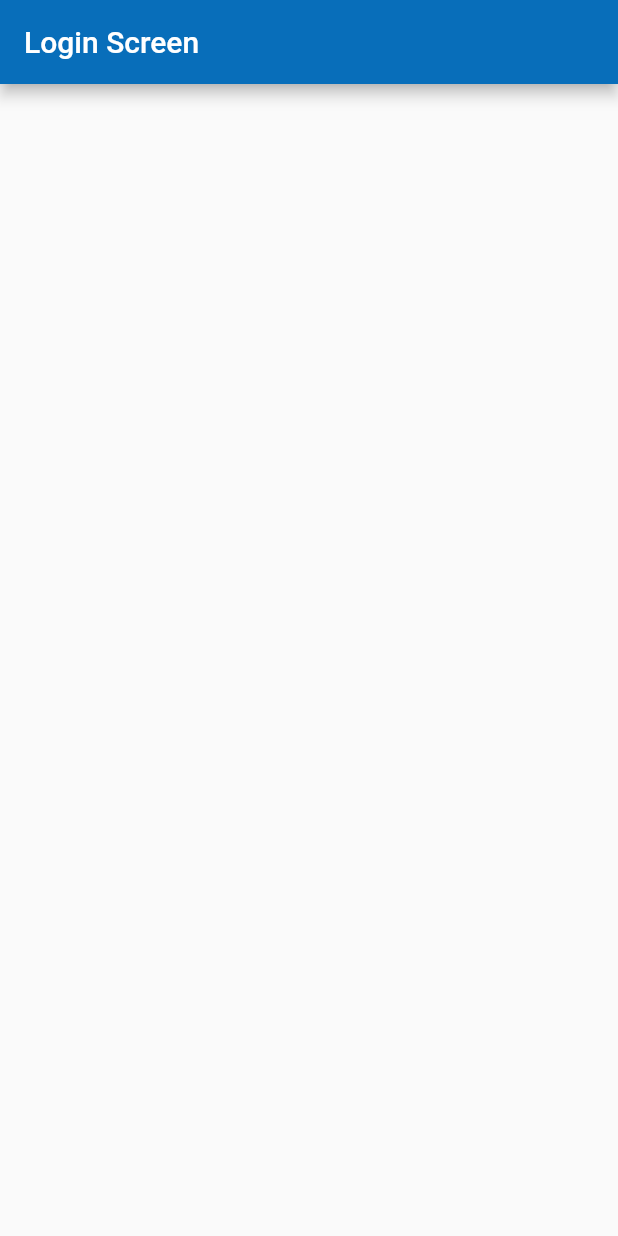
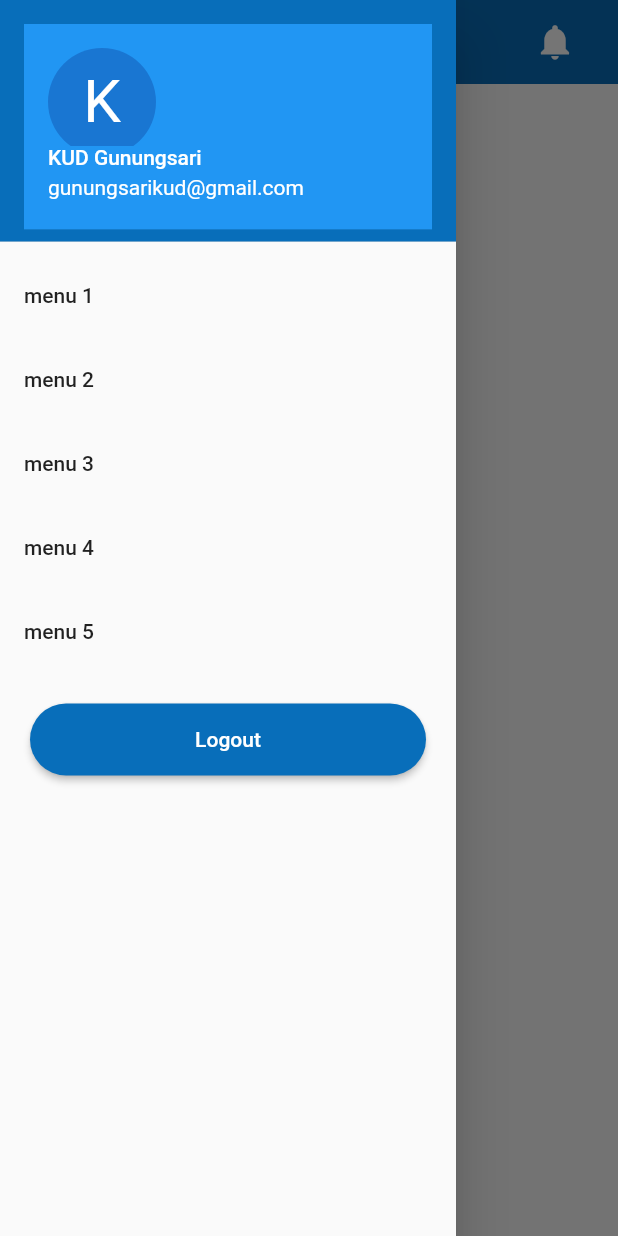
Before and after one commit to 23Pstars/tani-commodity, a Flutter app: the screen it shows after launch, with the side drawer open (before the commit the screen has no drawer), on a phone screen of 412 x 824 dp. Run offline on Flutter 3.47's test engine with Material 2 defaults, Android fonts, the phone set to English and light mode, and no system bars.

Commit message:
reusable

```diff
--- a/lib/src/app.dart
+++ b/lib/src/app.dart
@@ -12,6 +12,7 @@ class _AppState extends State<App> {
   Widget build(BuildContext context) {
     return new MaterialApp(
       title: 'Tani Commodity',
+      debugShowCheckedModeBanner: false,
       theme: ThemeData(
         // Write all theme styles here
         primaryColor: Color(0xff086eba),
@@ -30,7 +31,7 @@ class _AppState extends State<App> {
       ),
       initialRoute: '/',
       routes: <String, WidgetBuilder>{
-        '/': (context) => LoginScreen(),
+        '/': (context) => HomeScreen(),
         '/home': (context) => HomeScreen()
       },
     );
--- /dev/null
+++ b/lib/src/reusable/leftdrawer.dart
@@ -0,0 +1,96 @@
+import 'package:flutter/material.dart';
+
+class LeftDrawer extends StatefulWidget{
+
+  @override
+  _LeftDrawerState createState() => _LeftDrawerState();
+}
+
+class _LeftDrawerState extends State<LeftDrawer>{
+
+  String _username;
+  String _useremail;
+  List<String> _menuDrawer;
+
+  @override
+  initState(){
+    _username = 'KUD Gunungsari';
+    _useremail = 'gunungsarikud@gmail.com';
+    _menuDrawer = List<String>();
+    _menuDrawer = ['menu 1', 'menu 2', 'menu 3', 'menu 4', 'menu 5'];
+    super.initState();
+  }
+
+  @override
+  dispose(){
+    super.dispose();
+  }
+
+  String _getInitial(String text){
+    return text.substring(0,1);
+  }
+
+  Widget userSection(BuildContext context){
+    return DrawerHeader(
+      decoration: BoxDecoration(
+          color: Theme.of(context).primaryColor
+      ),
+      child: UserAccountsDrawerHeader(
+        accountName: Text(_username),
+        accountEmail: Text(_useremail),
+        margin: EdgeInsets.only(bottom: 0.0),
+        currentAccountPicture: CircleAvatar(
+          child: Text(
+            this._getInitial(_username),
+            style: TextStyle(fontSize: 40.0),
+          ),
+        ),
+      ),
+    );
+  }
+
+  List<Widget> menuList(){
+    List<Widget> menuList = [];
+    for(String t in _menuDrawer){
+      menuList.add(ListTile(
+        title: Text(t),
+        onTap: (){ print('accessing menu $t'); },
+      ));
+    }
+    return menuList;
+  }
+
+  Widget logoutButton(){
+    return Container(
+      padding: EdgeInsets.only(left: 20, right: 20, top: 20),
+      child: RaisedButton(
+        padding: EdgeInsets.all(16.0),
+        onPressed: (){
+          print('logout');
+        },
+        color: Theme.of(context).primaryColor,
+        textColor: Colors.white,
+        child: Text('Logout'),
+        shape: new RoundedRectangleBorder(
+            borderRadius: new BorderRadius.circular(30.0)
+        ),
+      ),
+    );
+  }
+
+  @override
+  Widget build(BuildContext context) {
+    List<Widget> drawerMenuList = [];
+    drawerMenuList..addAll([userSection(context)])
+      ..addAll(menuList())
+      ..addAll([logoutButton()])
+    ;
+
+    return Drawer(
+      child: ListView(
+        padding: EdgeInsets.zero,
+        children: drawerMenuList,
+      ),
+    );
+  }
+}
--- a/lib/src/screens/home/home_screen.dart
+++ b/lib/src/screens/home/home_screen.dart
@@ -1,13 +1,25 @@
 import 'package:flutter/material.dart';
+import 'package:tani_commodity/src/reusable/leftdrawer.dart';
+import 'package:tani_commodity/src/reusable/appbar.dart';
 
-class HomeScreen extends StatelessWidget {
+class HomeScreen extends StatefulWidget{
+  @override
+  _HomeScreenState createState() => _HomeScreenState();
+}
+
+class _HomeScreenState extends State<HomeScreen> {
   @override
   Widget build(BuildContext context) {
     return Scaffold(
-      appBar: AppBar(
-        title: Text('Home Screen'),
+      drawer: LeftDrawer(),
+      body: Container(
+        child: CustomScrollView(
+          slivers: <Widget>[
+            TCAppBar(title: 'Homescreen',withBackground: false,),
+
+          ],
+        ),
       ),
-      body: Container(),
     );
     ;
   }
```
Also changed, not shown: lib/src/reusable/appbar.dart (added, +46 -0 lines).
